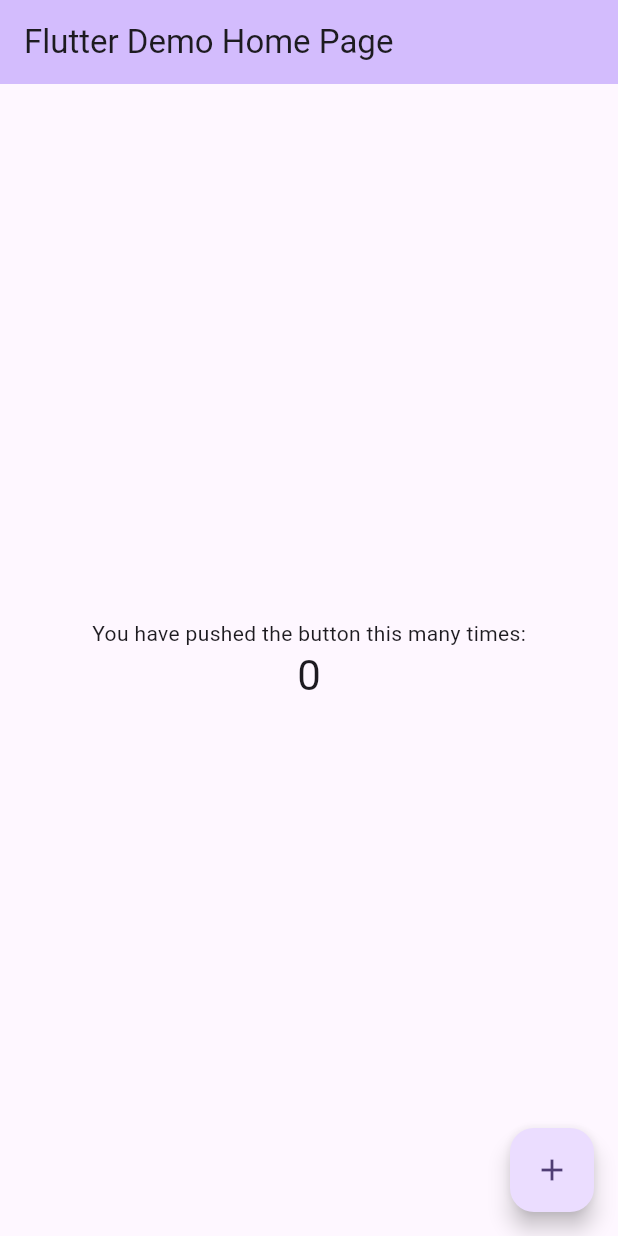
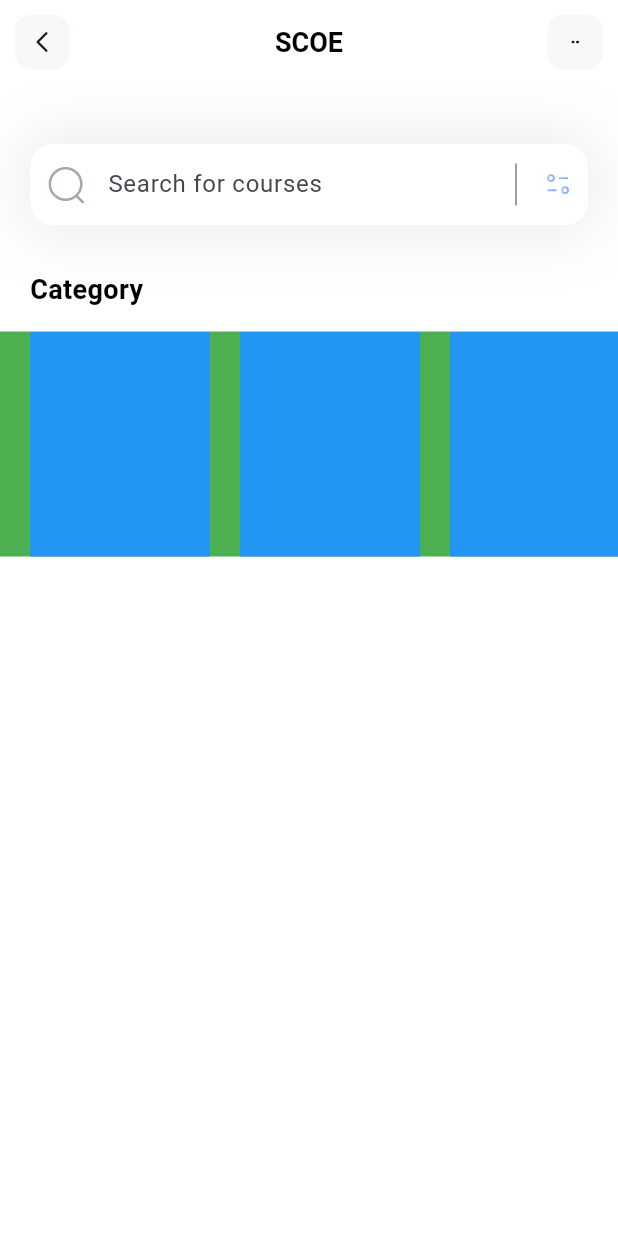
Before and after one commit to Sumant3407/collegesoftware, a Flutter app: the screen it shows after launch, on a phone screen of 412 x 824 dp. Run offline on Flutter 3.47's test engine with Material 3 defaults, Android fonts, the light colour scheme and no system bars; our stand-ins replace flutter_svg.

Commit message:
basic UI changes

```diff
--- a/lib/main.dart
+++ b/lib/main.dart
@@ -1,3 +1,4 @@
+import 'package:collegesoftware/pages/home.dart';
 import 'package:flutter/material.dart';
 
 void main() {
@@ -10,113 +11,9 @@ class MyApp extends StatelessWidget {
   // This widget is the root of your application.
   @override
   Widget build(BuildContext context) {
-    return MaterialApp(
-      title: 'Flutter Demo',
-      theme: ThemeData(
-        // This is the theme of your application.
-        //
-        // TRY THIS: Try running your application with "flutter run". You'll see
-        // the application has a purple toolbar. Then, without quitting the app,
-        // try changing the seedColor in the colorScheme below to Colors.green
-        // and then invoke "hot reload" (save your changes or press the "hot
-        // reload" button in a Flutter-supported IDE, or press "r" if you used
-        // the command line to start the app).
-        //
-        // Notice that the counter didn't reset back to zero; the application
-        // state is not lost during the reload. To reset the state, use hot
-        // restart instead.
-        //
-        // This works for code too, not just values: Most code changes can be
-        // tested with just a hot reload.
-        colorScheme: .fromSeed(seedColor: Colors.deepPurple),
-      ),
-      home: const MyHomePage(title: 'Flutter Demo Home Page'),
+    return const MaterialApp(
+      debugShowCheckedModeBanner: false,
+      home: HomePage(),
     );
   }
 }
-
-class MyHomePage extends StatefulWidget {
-  const MyHomePage({super.key, required this.title});
-
-  // This widget is the home page of your application. It is stateful, meaning
-  // that it has a State object (defined below) that contains fields that affect
-  // how it looks.
-
-  // This class is the configuration for the state. It holds the values (in this
-  // case the title) provided by the parent (in this case the App widget) and
-  // used by the build method of the State. Fields in a Widget subclass are
-  // always marked "final".
-
-  final String title;
-
-  @override
-  State<MyHomePage> createState() => _MyHomePageState();
-}
-
-class _MyHomePageState extends State<MyHomePage> {
-  int _counter = 0;
-
-  void _incrementCounter() {
-    setState(() {
-      // This call to setState tells the Flutter framework that something has
-      // changed in this State, which causes it to rerun the build method below
-      // so that the display can reflect the updated values. If we changed
-      // _counter without calling setState(), then the build method would not be
-      // called again, and so nothing would appear to happen.
-      _counter++;
-    });
-  }
-
-  @override
-  Widget build(BuildContext context) {
-    // This method is rerun every time setState is called, for instance as done
-    // by the _incrementCounter method above.
-    //
-    // The Flutter framework has been optimized to make rerunning build methods
-    // fast, so that you can just rebuild anything that needs updating rather
-    // than having to individually change instances of widgets.
-    return Scaffold(
-      appBar: AppBar(
-        // TRY THIS: Try changing the color here to a specific color (to
-        // Colors.amber, perhaps?) and trigger a hot reload to see the AppBar
-        // change color while the other colors stay the same.
-        backgroundColor: Theme.of(context).colorScheme.inversePrimary,
-        // Here we take the value from the MyHomePage object that was created by
-        // the App.build method, and use it to set our appbar title.
-        title: Text(widget.title),
-      ),
-      body: Center(
-        // Center is a layout widget. It takes a single child and positions it
-        // in the middle of the parent.
-        child: Column(
-          // Column is also a layout widget. It takes a list of children and
-          // arranges them vertically. By default, it sizes itself to fit its
-          // children horizontally, and tries to be as tall as its parent.
-          //
-          // Column has various properties to control how it sizes itself and
-          // how it positions its children. Here we use mainAxisAlignment to
-          // center the children vertically; the main axis here is the vertical
-          // axis because Columns are vertical (the cross axis would be
-          // horizontal).
-          //
-          // TRY THIS: Invoke "debug painting" (choose the "Toggle Debug Paint"
-          // action in the IDE, or press "p" in the console), to see the
-          // wireframe for each widget.
-          mainAxisAlignment: .center,
-          children: [
-            const Text('You have pushed the button this many times:'),
-            Text(
-              '$_counter',
-              style: Theme.of(context).textTheme.headlineMedium,
-            ),
-          ],
-        ),
-      ),
-      floatingActionButton: FloatingActionButton(
-        onPressed: _incrementCounter,
-        tooltip: 'Increment',
-        child: const Icon(Icons.add),
-      ),
-    );
-  }
-}
--- /dev/null
+++ b/lib/pages/home.dart
@@ -0,0 +1,155 @@
+import 'package:flutter/material.dart';
+import 'package:flutter_svg/svg.dart';
+
+class HomePage extends StatelessWidget {
+  const HomePage({super.key});
+
+  @override
+  Widget build(BuildContext context) {
+    return Scaffold(
+      appBar: appBar(),
+      backgroundColor: Colors.white,
+      body: Column(
+        crossAxisAlignment: CrossAxisAlignment.start,
+        children: [
+          _searchFeild(),
+          SizedBox(height: 30),
+          Column(
+            crossAxisAlignment: CrossAxisAlignment.start,
+            children: [
+              Padding(
+                padding: const EdgeInsets.only(left: 20),
+                child: Text(
+                  'Category',
+                  style: TextStyle(
+                    color: Colors.black,
+                    fontSize: 18,
+                    fontWeight: FontWeight.w600
+                  )
+                  ),
+              ),
+              SizedBox(height: 15),
+              Container(
+                height: 150,
+                color: Colors.green,
+                child: ListView.builder(
+                  scrollDirection: Axis.horizontal,
+                  itemCount: 10,
+                  itemBuilder: (context, index) {
+                    return Container(
+                      width: 120,
+                      margin: EdgeInsets.only(left: 20),
+                      color: Colors.blue,
+                    );
+                  },
+                ),
+              )
+            ],
+          )
+        ],
+      ),
+    );
+  }
+
+  Container _searchFeild() {
+    return Container(
+          margin: EdgeInsets.only(top: 40, left: 20, right: 20),
+          decoration: BoxDecoration(
+            boxShadow: [
+              BoxShadow(
+                color: Color(0xff1D1617).withOpacity(0.11),
+                spreadRadius: 0.0,
+                blurRadius: 40,
+              ),
+            ],
+          ),
+          child: TextField(
+            decoration: InputDecoration(
+              filled: true,
+              fillColor: Colors.white,
+              contentPadding: EdgeInsets.all(15),
+              hintText: 'Search for courses',
+              prefixIcon: Padding(
+                padding: const EdgeInsets.all(10),
+                child: SvgPicture.asset('assets/icons/Search.svg'),
+              ),
+              suffixIcon: Container(
+                width: 100,
+                child: IntrinsicHeight(
+                  child: Row(
+                    mainAxisAlignment: MainAxisAlignment.end,
+                    children: [
+                      VerticalDivider(
+                        color: Colors.black,
+                        indent: 10,
+                        endIndent: 10,
+                        thickness: 0.5,
+                      ),
+                      Padding(
+                        padding: EdgeInsets.all(10),
+                        child: SvgPicture.asset('assets/icons/Filter.svg'),
+                      ),
+                    ],
+                  ),
+                ),
+              ),
+              border: OutlineInputBorder(
+                borderRadius: BorderRadius.circular(15),
+                borderSide: BorderSide.none,
+              ),
+            ),
+          ),
+        );
+  }
+
+  AppBar appBar() {
+    return AppBar(
+      title: const Text(
+        'SCOE',
+        style: TextStyle(
+          color: Colors.black,
+          fontSize: 18,
+          fontWeight: FontWeight.bold,
+        ),
+      ),
+      backgroundColor: Colors.white,
+      elevation: 0.0,
+      centerTitle: true,
+      leading: GestureDetector(
+        onTap: () {},
+        child: Container(
+          margin: EdgeInsets.all(10),
+          alignment: Alignment.center,
+          child: SvgPicture.asset(
+            'assets/icons/Arrow - Left 2.svg',
+            width: 20,
+            height: 20,
+          ),
+          decoration: BoxDecoration(
+            color: Color(0xffF7F8F8),
+            borderRadius: BorderRadius.circular(10),
+          ),
+        ),
+      ),
+      actions: [
+        GestureDetector(
+          onTap: () {},
+          child: Container(
+            margin: EdgeInsets.all(10),
+            alignment: Alignment.center,
+            width: 37,
+            child: SvgPicture.asset(
+              'assets/icons/dots.svg',
+              width: 5,
+              height: 5,
+            ),
+            decoration: BoxDecoration(
+              color: Color(0xffF7F8F8),
+              borderRadius: BorderRadius.circular(10),
+            ),
+          ),
+        ),
+      ],
+    );
+  }
+}
--- a/pubspec.yaml
+++ b/pubspec.yaml
@@ -34,6 +34,7 @@ dependencies:
   # The following adds the Cupertino Icons font to your application.
   # Use with the CupertinoIcons class for iOS style icons.
   cupertino_icons: ^1.0.8
+  flutter_svg: ^2.2.3
 
 dev_dependencies:
   flutter_test:
@@ -58,8 +59,8 @@ flutter:
   uses-material-design: true
 
   # To add assets to your application, add an assets section, like this:
-  # assets:
-  #   - images/a_dot_burr.jpeg
+  assets:
+    - assets/icons/
   #   - images/a_dot_ham.jpeg
 
   # An image asset can refer to one or more resolution-specific "variants", see
```
Also changed, not shown: assets/icons/Arrow - Left 2.svg (added), assets/icons/Filter.svg (added), assets/icons/Search.svg (added), assets/icons/blueberry-pancake.svg (added), assets/icons/button.svg (added), assets/icons/canai-bread.svg (added), assets/icons/dots.svg (added), assets/icons/honey-pancakes.svg (added), assets/icons/orange-snacks.svg (added), assets/icons/pancakes.svg (added), assets/icons/pie.svg (added), assets/icons/plate.svg (added), assets/icons/salmon-nigiri.svg (added), pubspec.lock.
